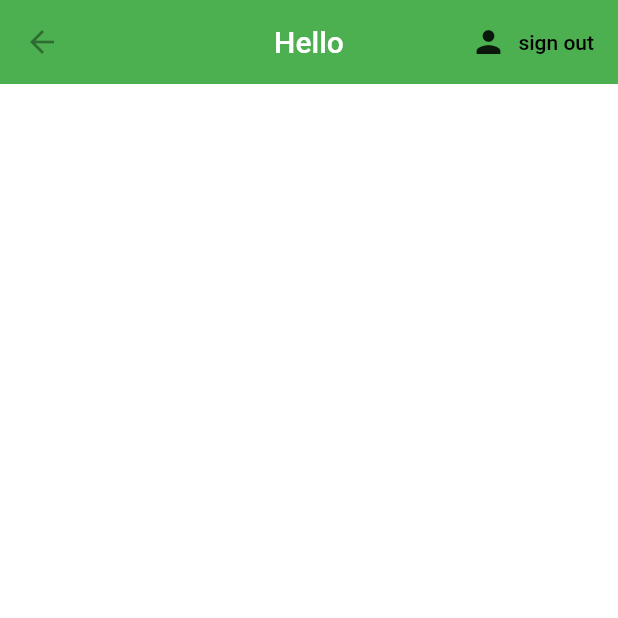
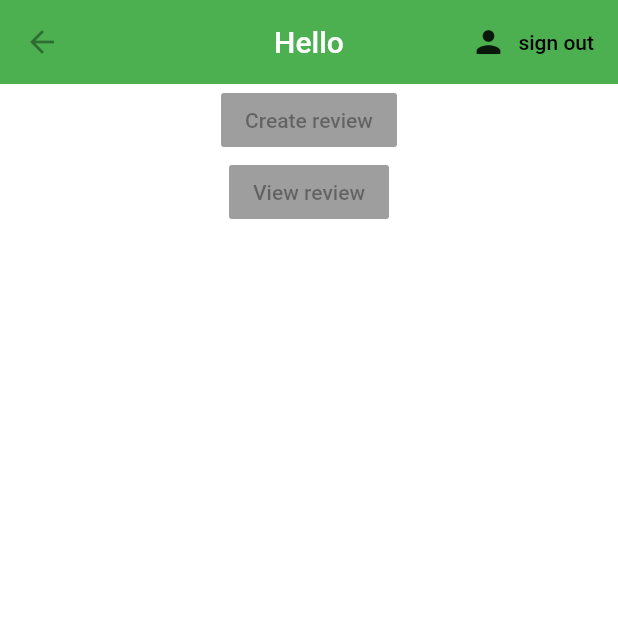
Before and after one commit to michael99hernan/Covid-Reviews, a Flutter app: the screen it shows once a user with an empty profile is signed in, on a phone screen of 412 x 824 dp, the top half of it. Run offline on Flutter 3.47's test engine with Material 2 defaults, Android fonts, the phone set to English and light mode, and no system bars; our stand-ins replace firebase_auth, firebase_core, flutter_spinkit; accounts and stored records are empty.

Commit message:
added home buttons

```diff
--- a/lib/screens/home/home.dart
+++ b/lib/screens/home/home.dart
@@ -23,6 +23,23 @@ class Home extends StatelessWidget {
                 style: TextStyle(color: Colors.black),
               ))
         ],
-        ));
+      ),
+      body: Center(
+        child: Column(
+          children: <Widget>[
+            RaisedButton(
+              color: Colors.blue,
+              onPressed: null,
+              child: Text('Create review'),
+            ),
+            RaisedButton(
+              color: Colors.blue,
+              onPressed: null,
+              child: Text('View review'),
+            ),
+          ],
+        ),
+      ),
+    );
   }
 }
```
Lines whose indentation alone changed are shown as unchanged.
